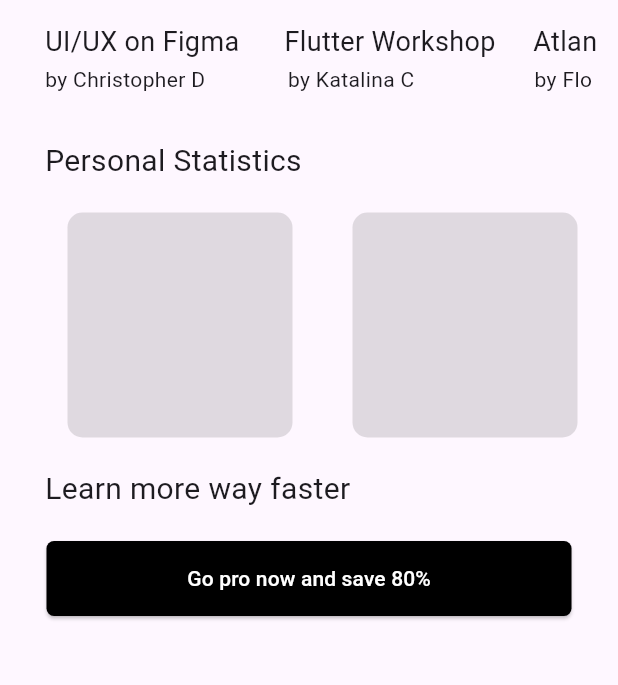
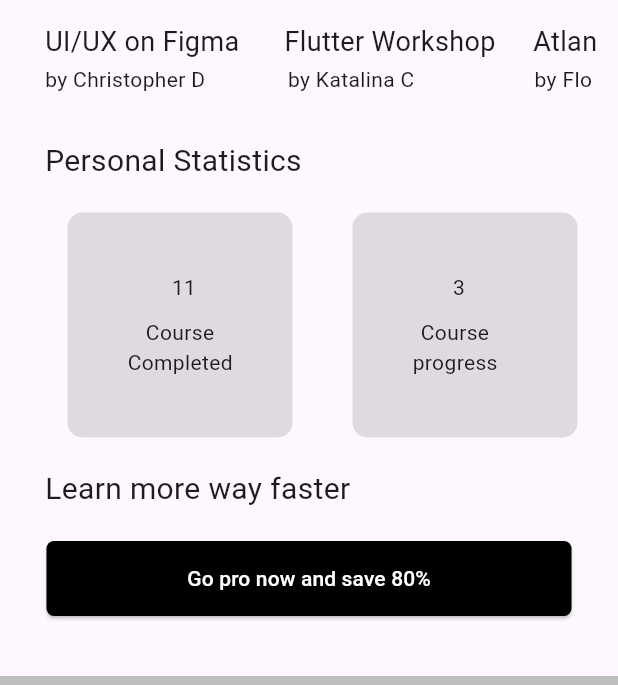
Before and after one commit to Priyanshg0211/Coursely, a Flutter app: the homepage screen opened directly, on a phone screen of 412 x 824 dp, the part 551-1236 px from its top. Run offline on Flutter 3.47's test engine with Material 3 defaults, Android fonts, the phone set to English and light mode, and no system bars; Roboto replaces fonts that are missing (Cirka, Poppins).

Commit message:
completed the design of homepage

```diff
--- a/lib/homepage.dart
+++ b/lib/homepage.dart
@@ -216,26 +216,78 @@ class homepage extends StatelessWidget {
             children: [
               Padding(
                 padding: const EdgeInsets.only(left: 45),
-                child: Container(
-                  height: 150,
-                  width: 150,
-                  decoration: BoxDecoration(
-                    color: Colors.black12,
-                    borderRadius: BorderRadius.circular(10),
-                  ),
+                child: Stack(
+                  children: [
+                    Container(
+                      height: 150,
+                      width: 150,
+                      decoration: BoxDecoration(
+                        color: Colors.black12,
+                        borderRadius: BorderRadius.circular(10),
+                      ),
+                    ),
+                    Column(
+                      children: [
+                        Padding(
+                          padding: const EdgeInsets.only(left: 45, top: 40),
+                          child: Container(
+                            child: Text('11'),
+                          ),
+                        ),
+                        SizedBox(
+                          height: 10,
+                        ),
+                        Padding(
+                          padding: const EdgeInsets.only(left: 40),
+                          child: Container(
+                            child: Text(
+                              'Course\nCompleted',
+                              textAlign: TextAlign.center,
+                            ),
+                          ),
+                        ),
+                      ],
+                    ),
+                  ],
                 ),
               ),
               SizedBox(
                 width: 40,
               ),
-              Container(
-                height: 150,
-                width: 150,
-                decoration: BoxDecoration(
-                  color: Colors.black12,
-                  borderRadius: BorderRadius.circular(10),
-                ),
-              ),
+              Stack(
+                children: [
+                  Container(
+                    height: 150,
+                    width: 150,
+                    decoration: BoxDecoration(
+                      color: Colors.black12,
+                      borderRadius: BorderRadius.circular(10),
+                    ),
+                  ),
+                  Column(
+                    children: [
+                      Padding(
+                        padding: const EdgeInsets.only(left: 45, top: 40),
+                        child: Container(
+                          child: Text('3'),
+                        ),
+                      ),
+                      SizedBox(
+                        height: 10,
+                      ),
+                      Padding(
+                        padding: const EdgeInsets.only(left: 40),
+                        child: Container(
+                          child: Text(
+                            'Course\nprogress',
+                            textAlign: TextAlign.center,
+                          ),
+                        ),
+                      ),
+                    ],
+                  )
+                ],
+              )
             ],
           ),
           SizedBox(
@@ -275,6 +327,61 @@ class homepage extends StatelessWidget {
               ),
             ),
           ),
+          SizedBox(
+            height: 40,
+          ),
+          Stack(
+            children: [
+              Container(
+                height: 70,
+                width: 800,
+                color: Colors.grey[400],
+              ),
+              Padding(
+                padding: const EdgeInsets.only(top: 5),
+                child: Row(
+                  mainAxisAlignment: MainAxisAlignment.center,
+                  children: [
+                    Container(
+                      height: 60,
+                      width: 60,
+                      child: Icon(
+                        Icons.home,
+                        color: Colors.black,
+                      ),
+                    ),
+                    SizedBox(width: 30),
+                    Container(
+                      height: 60,
+                      width: 60,
+                      child: Icon(
+                        Icons.search_rounded,
+                        color: Colors.white,
+                      ),
+                    ),
+                    SizedBox(width: 30),
+                    Container(
+                      height: 60,
+                      width: 60,
+                      child: Icon(
+                        Icons.analytics_rounded,
+                        color: Colors.white,
+                      ),
+                    ),
+                    SizedBox(width: 30),
+                    Container(
+                      height: 60,
+                      width: 60,
+                      child: Icon(
+                        Icons.account_circle,
+                        color: Colors.white,
+                      ),
+                    ),
+                  ],
+                ),
+              ),
+            ],
+          ),
         ],
       ),
     );
```
